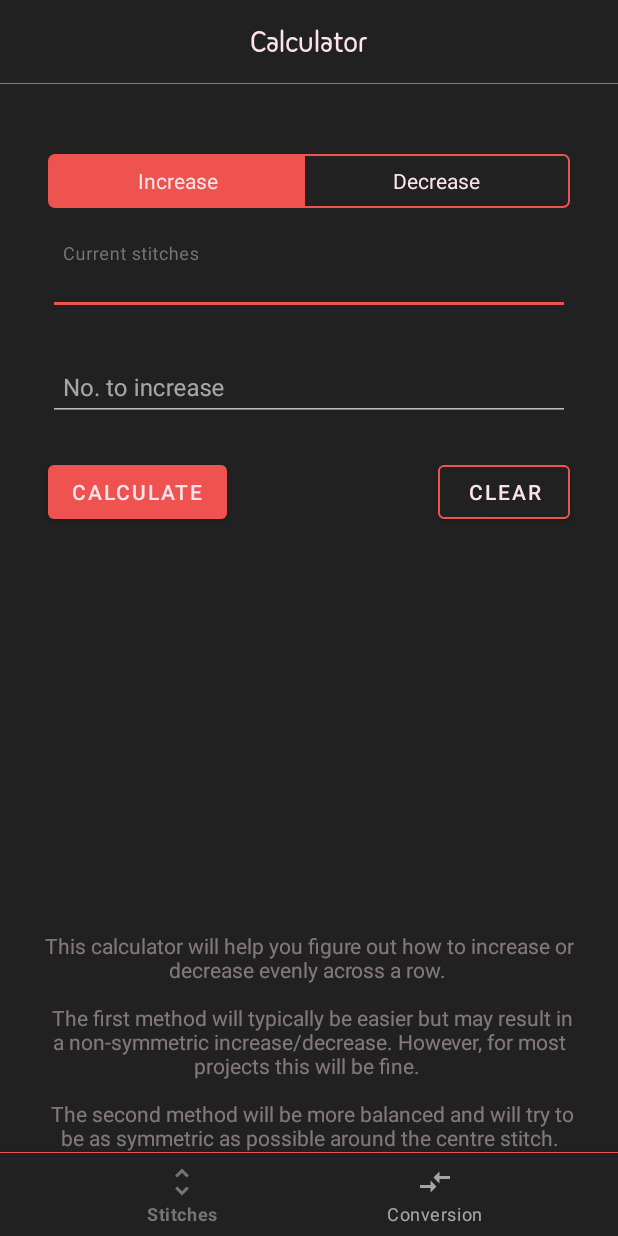
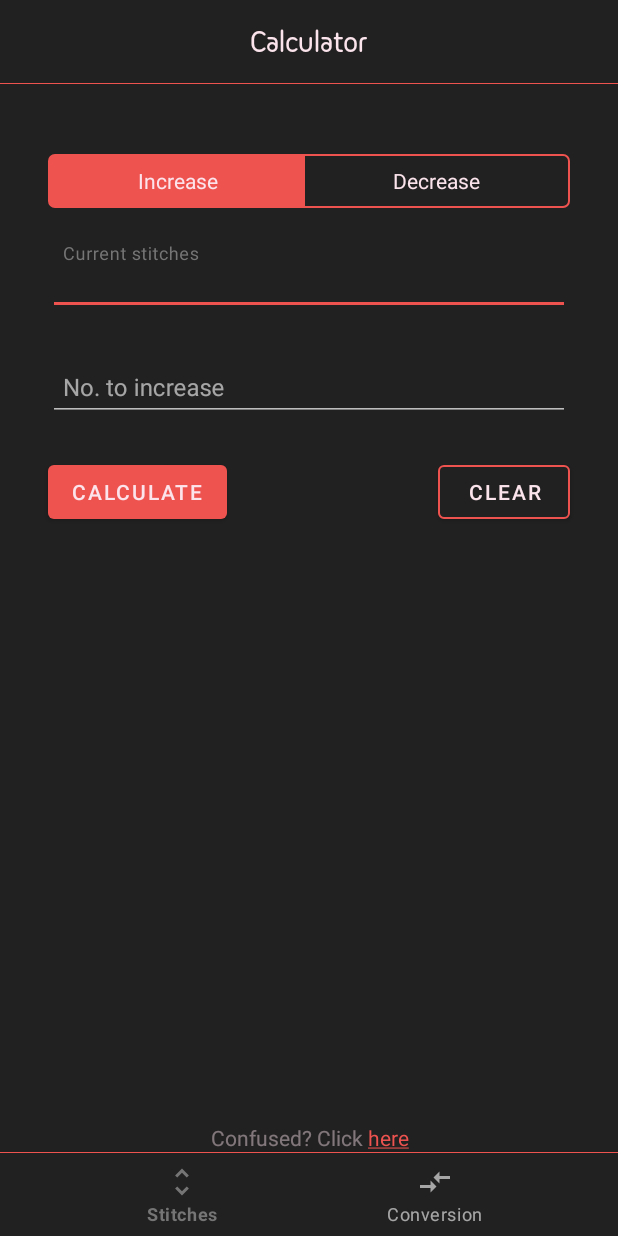
Before and after one commit to JamalMulla/UltimateKnittingCalculator, an Android app: the screen it shows after launch (MainActivity), on a phone screen of 412 x 824 dp. Run offline under Robolectric (Android 15) with nearby library versions, the phone set to English and light mode, and no system bars.

Commit message:
Added about dialogs. Fixed linking issue. Some refactoring

```diff
--- a/app/src/main/java/com/jmulla/ukc/ConversionFragment.java
+++ b/app/src/main/java/com/jmulla/ukc/ConversionFragment.java
@@ -3,15 +3,20 @@ package com.jmulla.ukc;
 import static com.jmulla.ukc.Conversions.calculateAmounts;
 import static com.jmulla.ukc.MainActivity.hideKeyboardFrom;
 
+import android.content.Context;
 import android.os.Bundle;
 import android.support.annotation.NonNull;
 import android.support.v4.app.Fragment;
 import android.support.v4.app.FragmentActivity;
 import android.support.v4.util.Pair;
+import android.support.v7.app.AlertDialog;
+import android.support.v7.app.AlertDialog.Builder;
+import android.text.Html;
+import android.text.SpannableString;
 import android.text.method.LinkMovementMethod;
+import android.text.style.ClickableSpan;
 import android.view.LayoutInflater;
 import android.view.View;
-import android.view.View.OnClickListener;
 import android.view.ViewGroup;
 import android.widget.ArrayAdapter;
 import android.widget.Button;
@@ -22,6 +27,16 @@ import android.widget.Toast;
 
 public class ConversionFragment extends Fragment {
 
+  private EditText et_yardage;
+  private EditText et_skein_weight;
+  private EditText et_skein_yardage;
+  private TextView tv_yarn_weight;
+  private Spinner spinner_yardage;
+  private Spinner spinner_weight;
+  private Spinner spinner_skein_yardage;
+  private TextView tv_conv_info;
+  private TextView tv_num_balls;
+  Button btn_convert;
 
   @Override
   public View onCreateView(@NonNull LayoutInflater inflater, ViewGroup container,
@@ -32,26 +47,40 @@ public class ConversionFragment extends Fragment {
   @Override
   public void onActivityCreated(Bundle savedInstanceState) {
     super.onActivityCreated(savedInstanceState);
-    final FragmentActivity activity = getActivity();
-    final EditText et_yardage = activity.findViewById(R.id.et_yardage);
-    final EditText et_skein_weight = activity.findViewById(R.id.et_skein_weight);
-    final EditText et_skein_yardage = activity.findViewById(R.id.et_skein_yardage);
-    final TextView tv_yarn_weight = activity.findViewById(R.id.tv_yarn_weight);
-    final TextView tv_num_balls = activity.findViewById(R.id.tv_num_balls);
-    Button btn_convert = activity.findViewById(R.id.btn_convert);
+    FragmentActivity activity = getActivity();
+    et_yardage = activity.findViewById(R.id.et_yardage);
+    et_skein_weight = activity.findViewById(R.id.et_skein_weight);
+    et_skein_yardage = activity.findViewById(R.id.et_skein_yardage);
+    tv_yarn_weight = activity.findViewById(R.id.tv_yarn_weight);
+    tv_num_balls = activity.findViewById(R.id.tv_num_balls);
+    btn_convert = activity.findViewById(R.id.btn_convert);
     Button btn_clear = activity.findViewById(R.id.btn_convert_clear);
-    final Spinner spinner_yardage = activity.findViewById(R.id.spinner_yardage);
-    final Spinner spinner_weight = activity.findViewById(R.id.spinner_weight);
-    final Spinner spinner_skein_yardage = activity.findViewById(R.id.spinner_skein_yardage);
-    final TextView tv_conv_info = activity.findViewById(R.id.tv_conv_info);
+    spinner_yardage = activity.findViewById(R.id.spinner_yardage);
+    spinner_weight = activity.findViewById(R.id.spinner_weight);
+    spinner_skein_yardage = activity.findViewById(R.id.spinner_skein_yardage);
+    tv_conv_info = activity.findViewById(R.id.tv_conv_info);
     tv_conv_info.setText(getString(R.string.tv_conv_info));
     tv_conv_info.setMovementMethod(LinkMovementMethod.getInstance());
+
+    final AlertDialog textDialog = createTextDialog(getString(R.string.tv_conv_info));
+    final SpannableString spannable = SpannableString.valueOf("Confused? Click here");
+    Utils.applySpan(spannable, "here", new ClickableSpan() {
+      @Override
+      public void onClick(View widget) {
+        textDialog.show();
+      }
+    });
+    tv_conv_info.setText(spannable);
+    tv_conv_info.setMovementMethod(LinkMovementMethod.getInstance());
+
     // Adapter for yardage
-    ArrayAdapter<String> yardage_adapter = new ArrayAdapter<>(activity, R.layout.custom_spinner_item);
+    ArrayAdapter<String> yardage_adapter = new ArrayAdapter<>(activity,
+        R.layout.custom_spinner_item);
     yardage_adapter.add("Yards");
     yardage_adapter.add("Metres");
 
-    ArrayAdapter<String> weight_adapter = new ArrayAdapter<>(activity, R.layout.custom_spinner_item);
+    ArrayAdapter<String> weight_adapter = new ArrayAdapter<>(activity,
+        R.layout.custom_spinner_item);
     weight_adapter.add("Grams");
     weight_adapter.add("Ounces");
 
@@ -61,10 +90,13 @@ public class ConversionFragment extends Fragment {
     spinner_skein_yardage.setAdapter(yardage_adapter);
     spinner_weight.setAdapter(weight_adapter);
 
+    btn_convert.setOnClickListener(view -> {
+      calculateAndSetTvs();
+      hideKeyboardFrom(getContext(), tv_yarn_weight);
 
-    btn_clear.setOnClickListener(new OnClickListener() {
-      @Override
-      public void onClick(View view) {
+    });
+
+    btn_clear.setOnClickListener(view -> {
       hideKeyboardFrom(getContext(), tv_yarn_weight);
       et_yardage.requestFocus();
       et_yardage.setText("");
@@ -74,20 +106,19 @@ public class ConversionFragment extends Fragment {
       tv_num_balls.setText("");
       tv_yarn_weight.setVisibility(View.GONE);
       tv_num_balls.setVisibility(View.GONE);
+      tv_conv_info.setVisibility(View.VISIBLE);
+    });
   }
-    });
 
-    btn_convert.setOnClickListener(new OnClickListener() {
-      @Override
-      public void onClick(View view) {
-        hideKeyboardFrom(getContext(), tv_yarn_weight);
+  private void calculateAndSetTvs() {
     double patternYarn;
     double ballWeight;
     double ballYarn;
     try {
       patternYarn = Double.valueOf(et_yardage.getText().toString());
     } catch (NumberFormatException e) {
-          Toast.makeText(getContext(), "Yarn amount for project not specified", Toast.LENGTH_SHORT).show();
+      Toast.makeText(getContext(), "Yarn amount for project not specified", Toast.LENGTH_SHORT)
+          .show();
       return;
     }
     try {
@@ -102,16 +133,17 @@ public class ConversionFragment extends Fragment {
       Toast.makeText(getContext(), "Yardage of skein not specified", Toast.LENGTH_SHORT).show();
       return;
     }
+    tv_conv_info.setVisibility(View.INVISIBLE);
     double patternYarnMetres = patternYarn;
     double ballWeightGrams = ballWeight;
     double ballYarnMetres = ballYarn;
-        if (spinner_yardage.getSelectedItem().toString().equals("Yards")){
+    if (spinner_yardage.getSelectedItem().toString().equals("Yards")) {
       patternYarnMetres = Utils.yardsToMetres(patternYarn);
     }
-        if (spinner_weight.getSelectedItem().toString().equals("Ounces")){
+    if (spinner_weight.getSelectedItem().toString().equals("Ounces")) {
       ballWeightGrams = Utils.ouncesToGrams(ballWeight);
     }
-        if (spinner_skein_yardage.getSelectedItem().toString().equals("Yards")){
+    if (spinner_skein_yardage.getSelectedItem().toString().equals("Yards")) {
       ballYarnMetres = Utils.yardsToMetres(ballYarn);
     }
 
@@ -121,11 +153,12 @@ public class ConversionFragment extends Fragment {
       System.out.println("Invalid values\n");
     } else {
       double yarn_weight = doubleDoublePair.first;
-          if (spinner_weight.getSelectedItem().toString().equals("Ounces")){
+      if (spinner_weight.getSelectedItem().toString().equals("Ounces")) {
         yarn_weight = Utils.roundToDP(Utils.gramsToOunces(yarn_weight), 2);
         tv_yarn_weight.setText(String.format("You will need %s ounces of yarn.", yarn_weight));
-          }else {
-            tv_yarn_weight.setText(String.format("You will need %s grams of yarn.", Utils.roundToDP(yarn_weight, 2)));
+      } else {
+        tv_yarn_weight.setText(
+            String.format("You will need %s grams of yarn.", Utils.roundToDP(yarn_weight, 2)));
       }
 
       String num_balls = String.valueOf(Utils.roundToDP(doubleDoublePair.second, 2));
@@ -135,8 +168,21 @@ public class ConversionFragment extends Fragment {
       tv_num_balls.setVisibility(View.VISIBLE);
     }
   }
+
+  public AlertDialog createTextDialog(String text) {
+    Context context = getContext();
+    Builder alert = new Builder(context);
+    final TextView input = new TextView(context);
+    input.setLinksClickable(true);
+    input.setClickable(true);
+    input.setMovementMethod(LinkMovementMethod.getInstance());
+    input.setPadding(32, 32, 32, 16);
+    input.setTextAlignment(View.TEXT_ALIGNMENT_CENTER);
+    input.setText(Html.fromHtml(text));
+    alert.setView(input);
+    alert.setPositiveButton("Ok", (dialog, whichButton) -> {
     });
 
-
+    return alert.create();
   }
 }
--- a/app/src/main/java/com/jmulla/ukc/IncDecFragement.java
+++ b/app/src/main/java/com/jmulla/ukc/IncDecFragement.java
@@ -7,14 +7,14 @@ import static com.jmulla.ukc.MainActivity.hideKeyboardFrom;
 import android.os.Bundle;
 import android.support.annotation.NonNull;
 import android.support.annotation.Nullable;
-import android.support.constraint.ConstraintLayout;
-import android.support.design.widget.BottomNavigationView;
-import android.support.design.widget.CoordinatorLayout;
-import android.support.design.widget.Snackbar;
 import android.support.design.widget.TextInputEditText;
 import android.support.design.widget.TextInputLayout;
 import android.support.v4.app.Fragment;
 import android.support.v4.app.FragmentActivity;
+import android.support.v7.app.AlertDialog;
+import android.text.SpannableString;
+import android.text.method.LinkMovementMethod;
+import android.text.style.ClickableSpan;
 import android.util.Pair;
 import android.view.LayoutInflater;
 import android.view.View;
@@ -38,8 +38,6 @@ public class IncDecFragement extends Fragment {
   private TextView tv_method1;
   private TextView tv_inc_dec_warning;
   private TextView tv_inc_dec_info;
-  private CoordinatorLayout container;
-  private BottomNavigationView navigationView;
 
   @Override
   public View onCreateView(@NonNull LayoutInflater inflater, ViewGroup container,
@@ -63,21 +61,24 @@ public class IncDecFragement extends Fragment {
     tv_method2 = activity.findViewById(R.id.tv_method2);
     tv_inc_dec_warning = activity.findViewById(R.id.tv_inc_dec_warning);
     tv_inc_dec_info = activity.findViewById(R.id.tv_inc_dec_info);
-    container = activity.findViewById(R.id.container);
-    navigationView = activity.findViewById(R.id.navigation);
 
-    tv_inc_dec_info.setText(getString(R.string.tv_inc_dec_info));
-    btn_calc.setOnClickListener(new View.OnClickListener() {
+    final AlertDialog textDialog = createTextDialog(getString(R.string.tv_inc_dec_info));
+    final SpannableString spannable = SpannableString.valueOf("Confused? Click here");
+    Utils.applySpan(spannable, "here", new ClickableSpan() {
       @Override
-      public void onClick(View view) {
+      public void onClick(View widget) {
+        textDialog.show();
+      }
+    });
+    tv_inc_dec_info.setText(spannable);
+    tv_inc_dec_info.setMovementMethod(LinkMovementMethod.getInstance());
+
+    btn_calc.setOnClickListener(view -> {
       calculateAndSetTVs(true);
       hideKeyboardFrom(getContext(), tv_method1);
-      }
     });
 
-    btn_clear.setOnClickListener(new View.OnClickListener() {
-      @Override
-      public void onClick(View view) {
+    btn_clear.setOnClickListener(view -> {
       hideKeyboardFrom(getContext(), tv_method1);
       et_num_stitches.requestFocus();
       et_num_stitches.setText("");
@@ -88,12 +89,9 @@ public class IncDecFragement extends Fragment {
       tv_method2.setVisibility(View.GONE);
       tv_inc_dec_warning.setVisibility(View.INVISIBLE);
       tv_inc_dec_info.setVisibility(View.VISIBLE);
-      }
     });
 
-    switch_mode.setOnCheckedChangeListener(new RadioGroup.OnCheckedChangeListener() {
-      @Override
-      public void onCheckedChanged(RadioGroup radioGroup, int i) {
+    switch_mode.setOnCheckedChangeListener((radioGroup, i) -> {
       if (radioGroup.getCheckedRadioButtonId() == btn_increase.getId()) {
         til.setHint("No. to increase");
       }
@@ -101,28 +99,24 @@ public class IncDecFragement extends Fragment {
         til.setHint("No. to decrease");
       }
       calculateAndSetTVs(false);
-      }
     });
   }
 
-  public void showSnackbar(String message)
-  {
 
-    Snackbar snack = Snackbar.make(container,
-        message, Snackbar.LENGTH_LONG);
-    CoordinatorLayout.LayoutParams params = (CoordinatorLayout.LayoutParams)
-        snack.getView().getLayoutParams();
-    params.setMargins(0,0,0,0);
-    TextView snackbarTextView = snack.getView().findViewById(android.support.design.R.id.snackbar_text);
-    params.height = navigationView.getHeight() - 4;
-    snackbarTextView.setTextSize(12);
-    snackbarTextView.setPadding(2,2,2,2);
-    snack.getView().setLayoutParams(params);
+  public AlertDialog createTextDialog(String text) {
+    AlertDialog.Builder alert = new AlertDialog.Builder(getContext());
+    final TextView input = new TextView(getContext());
+    input.setText(text);
+    input.setPadding(32, 32, 32, 16);
+    input.setTextAlignment(View.TEXT_ALIGNMENT_CENTER);
+    alert.setView(input);
 
-    snack.show();
+    alert.setPositiveButton("Ok", (dialog, whichButton) -> {
+    });
 
-    //Snackbar.make(view, message, duration).show();
+    return alert.create();
   }
+
 
   private void calculateAndSetTVs(boolean print_errors) {
     int stitches;
@@ -131,7 +125,7 @@ public class IncDecFragement extends Fragment {
 
     try {
       stitches = Integer.parseInt(Objects.requireNonNull(et_num_stitches.getText()).toString());
-      if (stitches <= 0){
+      if (stitches <= 0) {
         if (print_errors) {
           Toast.makeText(getContext(), "Can't use 0 stitches", Toast.LENGTH_SHORT).show();
           return;
@@ -145,7 +139,7 @@ public class IncDecFragement extends Fragment {
     }
     try {
       changes = Integer.parseInt(Objects.requireNonNull(et_num_change.getText()).toString());
-      if (changes <= 0){
+      if (changes <= 0) {
         if (print_errors) {
           Toast.makeText(getContext(), "Can't use 0 stitches", Toast.LENGTH_SHORT).show();
           return;
@@ -157,14 +151,13 @@ public class IncDecFragement extends Fragment {
       }
       return;
     }
-    if (print_errors){
+    if (print_errors) {
       tv_inc_dec_info.setVisibility(View.INVISIBLE);
     }
     if (switch_mode.getCheckedRadioButtonId() == btn_increase.getId()) {
-      if (changes >= stitches){
+      if (changes >= stitches) {
 
         String warning = getString(R.string.tv_inc_warning);
-        //showSnackbar(warning);
         tv_inc_dec_warning.setText(warning);
         tv_inc_dec_warning.setVisibility(View.VISIBLE);
       }
@@ -172,8 +165,7 @@ public class IncDecFragement extends Fragment {
       tv_method1.setText(String.format("Less balanced:\n%s", increase.first));
       tv_method2.setText(String.format("More balanced:\n%s", increase.second));
     } else if (switch_mode.getCheckedRadioButtonId() == btn_decrease.getId()) {
-      if (changes > stitches/2){
-        //showSnackbar(getString(R.string.tv_dec_warning));
+      if (changes > stitches / 2) {
         tv_inc_dec_warning.setText(getString(R.string.tv_dec_warning));
         tv_inc_dec_warning.setVisibility(View.VISIBLE);
       }
--- a/app/src/main/java/com/jmulla/ukc/Utils.java
+++ b/app/src/main/java/com/jmulla/ukc/Utils.java
@@ -1,5 +1,8 @@
 package com.jmulla.ukc;
 
+import android.text.SpannableString;
+import android.text.Spanned;
+import android.text.style.ClickableSpan;
 import java.math.BigDecimal;
 import java.math.RoundingMode;
 
@@ -24,4 +27,11 @@ public class Utils {
   static double roundToDP(double value, int places){
     return new BigDecimal(value).setScale(places, RoundingMode.HALF_EVEN).doubleValue();
   }
+
+  static void applySpan(SpannableString spannable, String target, ClickableSpan span) {
+    final String spannableString = spannable.toString();
+    final int start = spannableString.indexOf(target);
+    final int end = start + target.length();
+    spannable.setSpan(span, start, end, Spanned.SPAN_EXCLUSIVE_EXCLUSIVE);
+  }
 }
```
Lines whose indentation alone changed are shown as unchanged.
